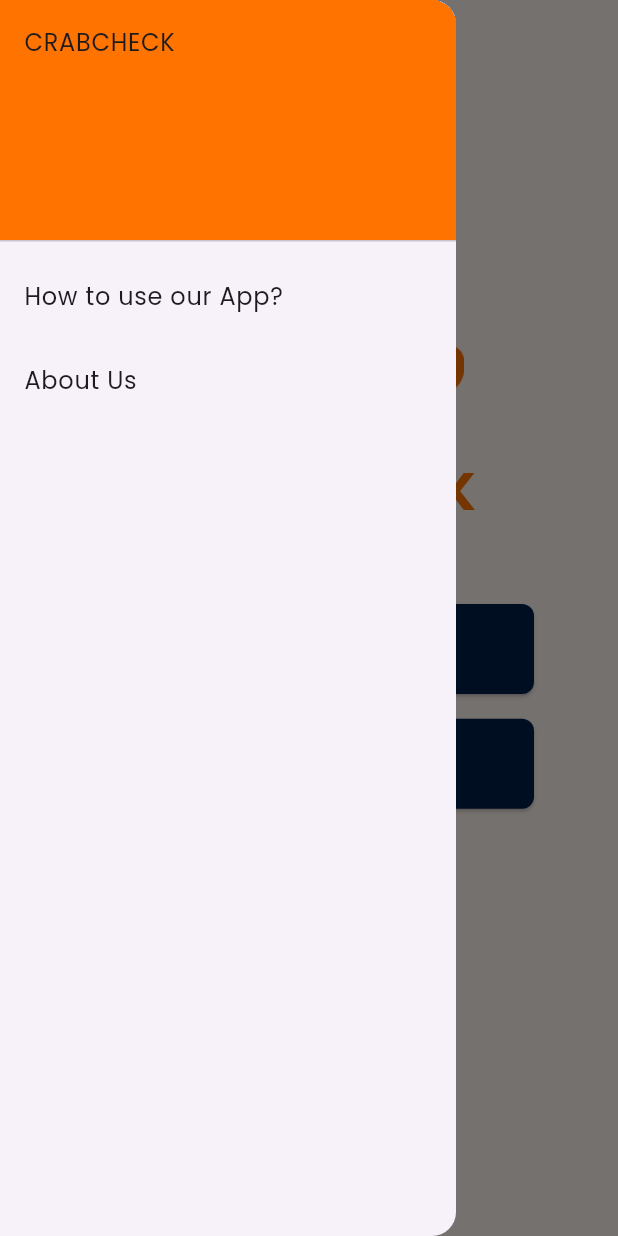
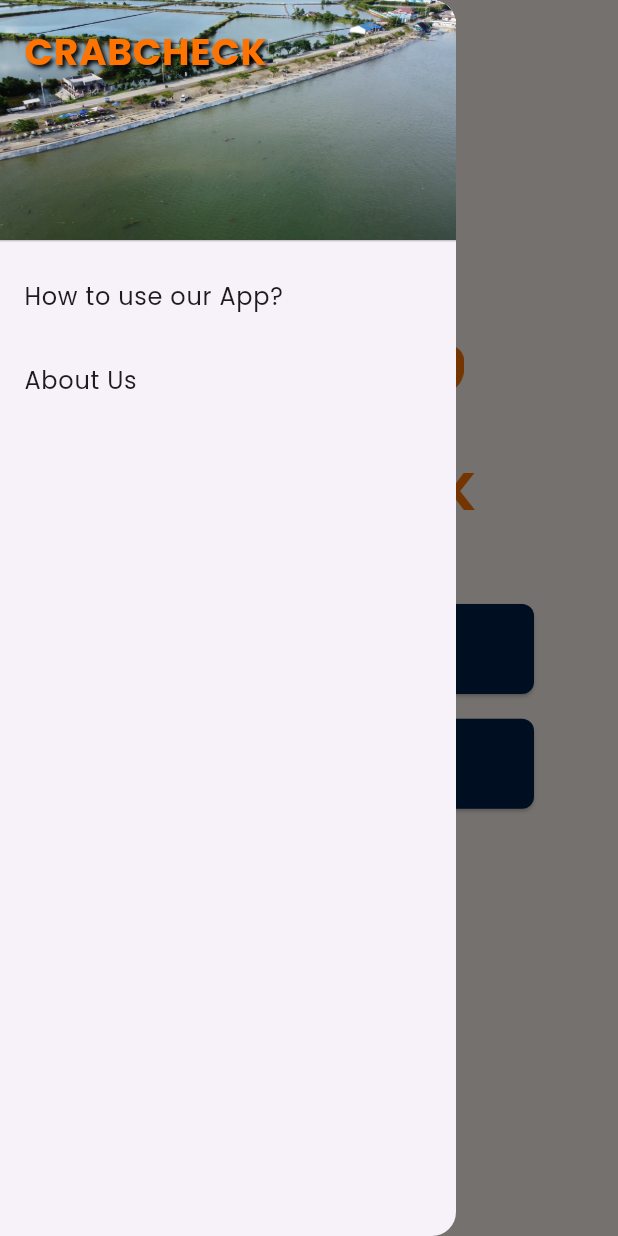
Before and after one commit to keannugran19/crabcheck, a Flutter app: the HomePage screen opened directly, with the side drawer open, on a phone screen of 412 x 824 dp. Run offline on Flutter 3.47's test engine with Material 3 defaults, Android fonts, the phone set to English and light mode, and no system bars; our stand-ins replace firebase_core, image_picker, location; accounts and stored records are empty.

Commit message:
UPDATE drawer

```diff
--- a/lib/main.dart
+++ b/lib/main.dart
@@ -1,5 +1,3 @@
-import 'package:crabcheck/pages/info_page.dart';
-import 'package:crabcheck/pages/loading_page.dart';
 import 'package:flutter/material.dart';
 import 'package:crabcheck/pages/home_page.dart';
 import 'package:crabcheck/constants/colors.dart';
@@ -15,7 +13,7 @@ class MyApp extends StatelessWidget {
   Widget build(BuildContext context) {
     return MaterialApp(
       debugShowCheckedModeBanner: false,
-      home: const InfoPage(),
+      home: const HomePage(),
       theme: ThemeData(
           fontFamily: 'Poppins', scaffoldBackgroundColor: backgroundColor),
     );
--- a/lib/pages/home_page.dart
+++ b/lib/pages/home_page.dart
@@ -127,10 +127,25 @@ class _HomePageState extends State<HomePage> {
           padding: EdgeInsets.zero,
           children: [
             DrawerHeader(
-              decoration: BoxDecoration(
-                color: colorScheme.primary,
+              decoration: const BoxDecoration(
+                  image: DecorationImage(
+                      image:
+                          AssetImage('lib/assets/images/loginbackground.png'),
+                      fit: BoxFit.cover)),
+              child: Text(
+                'CRABCHECK',
+                style: TextStyle(
+                    shadows: const <Shadow>[
+                      Shadow(
+                        offset: Offset(2.0, 2.0),
+                        blurRadius: 3.0,
+                        color: Color.fromARGB(255, 0, 0, 0),
+                      ),
+                    ],
+                    color: colorScheme.primary,
+                    fontWeight: FontWeight.bold,
+                    fontSize: 25),
               ),
-              child: const Text('CRABCHECK'),
             ),
             ListTile(
               title: const Text('How to use our App?'),
```
Also changed, not shown: lib/assets/images/loginbackground.png (added).
